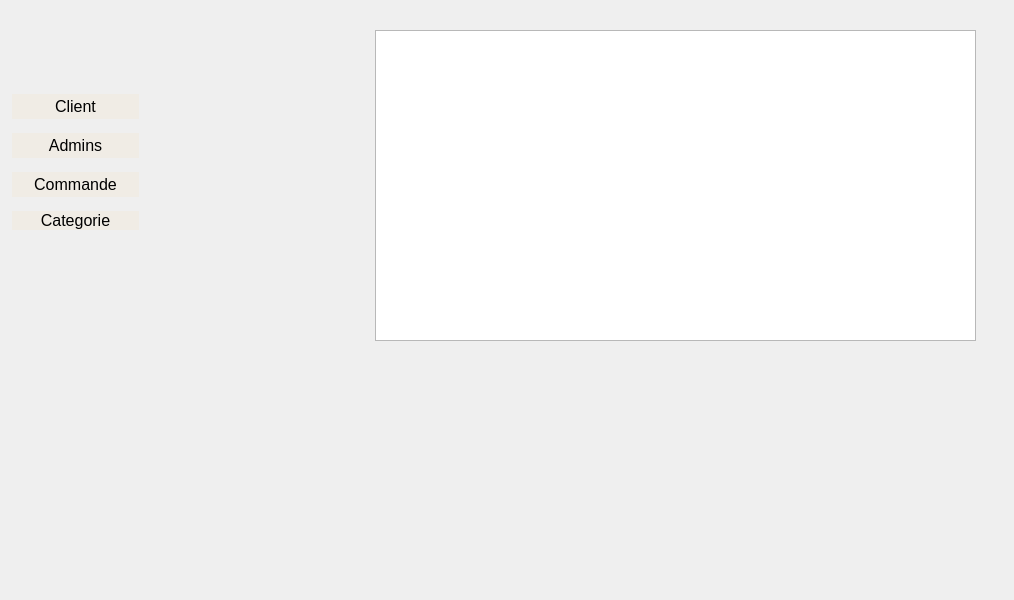
Qt form gestion/clientwindow.ui (blackjack465/QT-Project) before a commit.
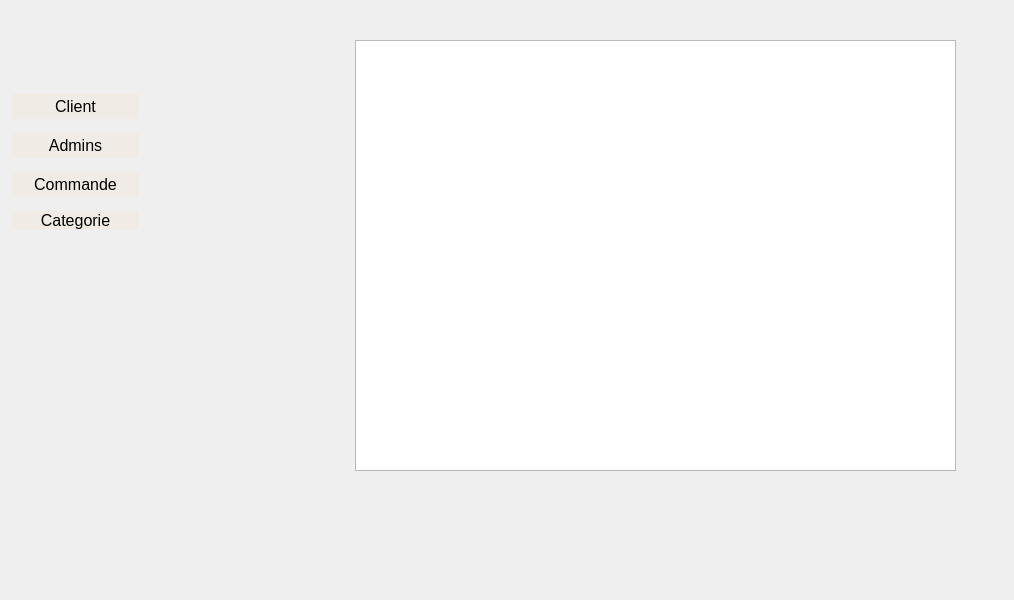
The same form after that commit. The open tabs and pages were chosen to show the change.

Patch:
```diff
--- a/gestion/clientwindow.ui
+++ b/gestion/clientwindow.ui
@@ -17,8 +17,8 @@
    <widget class="QStackedWidget" name="stackedWidget">
     <property name="geometry">
      <rect>
-      <x>230</x>
-      <y>10</y>
+      <x>210</x>
+      <y>20</y>
       <width>771</width>
       <height>521</height>
      </rect>
@@ -388,7 +388,7 @@
         <x>145</x>
         <y>20</y>
         <width>601</width>
-        <height>311</height>
+        <height>431</height>
        </rect>
       </property>
      </widget>
```
Left out of the diff: 1 changed line with no effect on the pictures.
